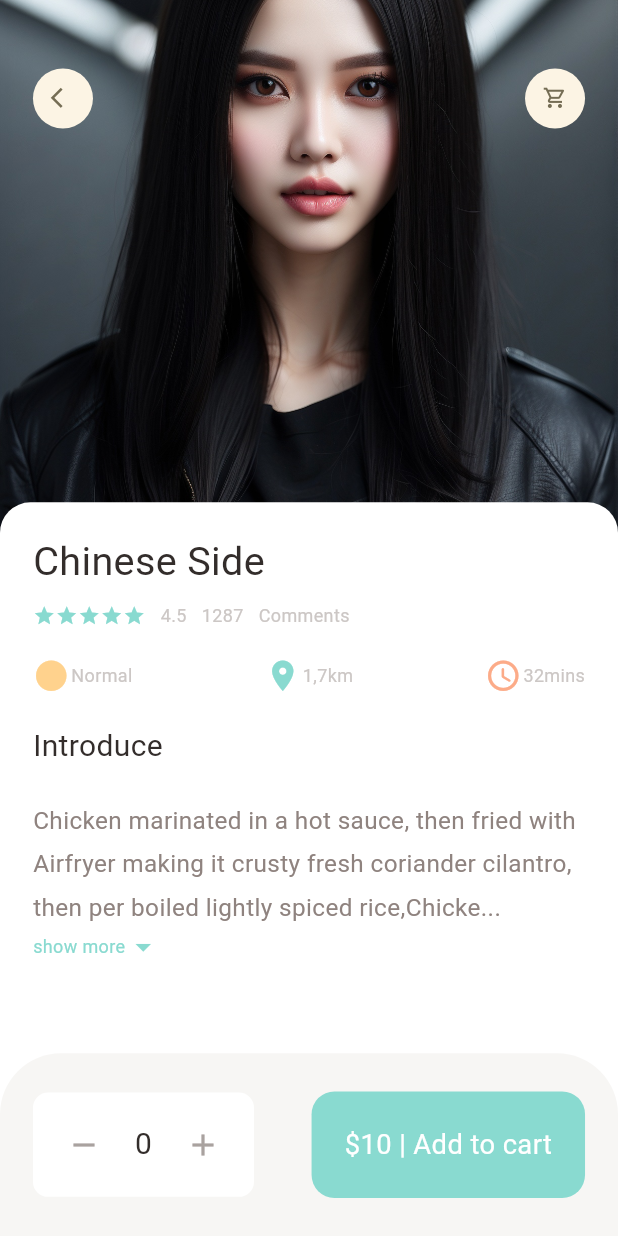
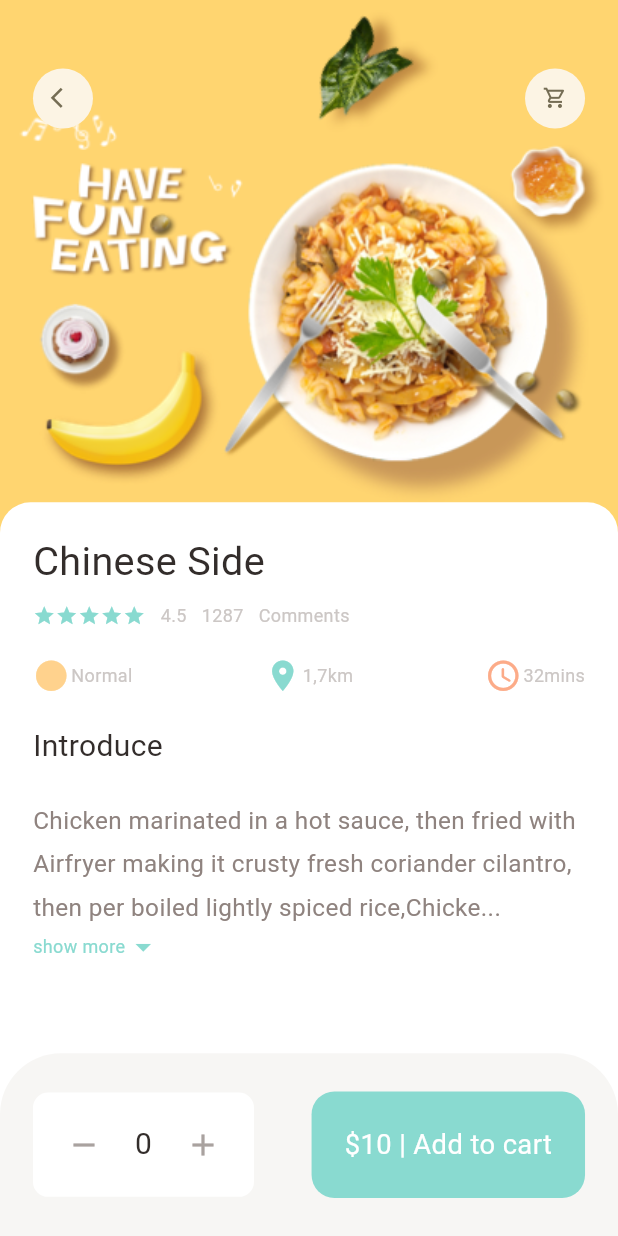
Before and after one commit to bolexy1/e_commerce_App, a Flutter app: the PopularFoodDetails screen opened directly, on a phone screen of 412 x 824 dp. Run offline on Flutter 3.47's test engine with Material 3 defaults, Android fonts, the phone set to English and light mode, and no system bars; our stand-ins replace dots_indicator, get.

```diff
--- a/lib/Pages/food/Popular_food_details.dart
+++ b/lib/Pages/food/Popular_food_details.dart
@@ -27,7 +27,7 @@ class PopularFoodDetails extends StatelessWidget {
               decoration: BoxDecoration(
                 image: DecorationImage(
                   fit: BoxFit.cover,
-                  image: AssetImage("assets/images/profile.jpg"))
+                  image: AssetImage("assets/images/food0.png"))
               ),
             )),
             //icon widget
```
